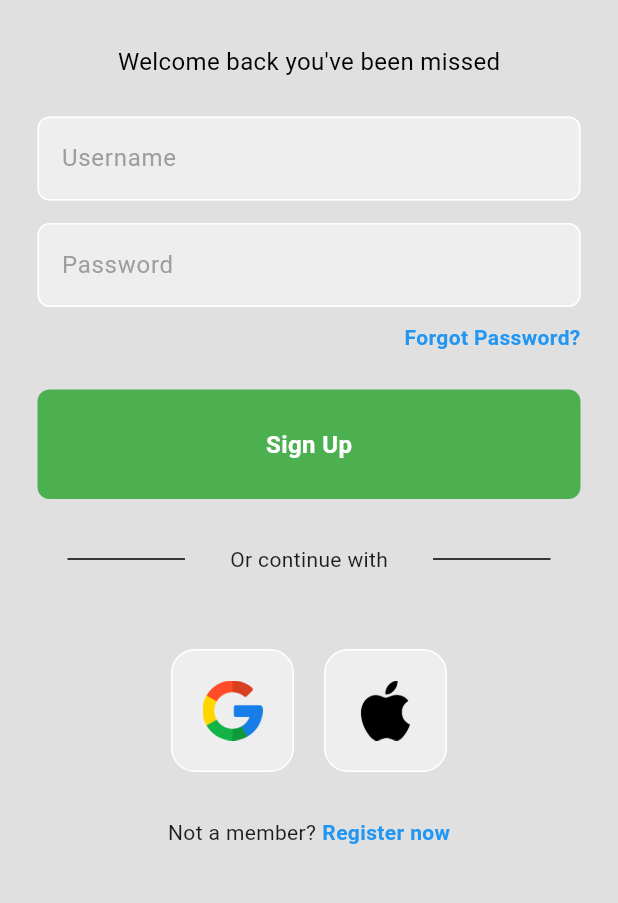
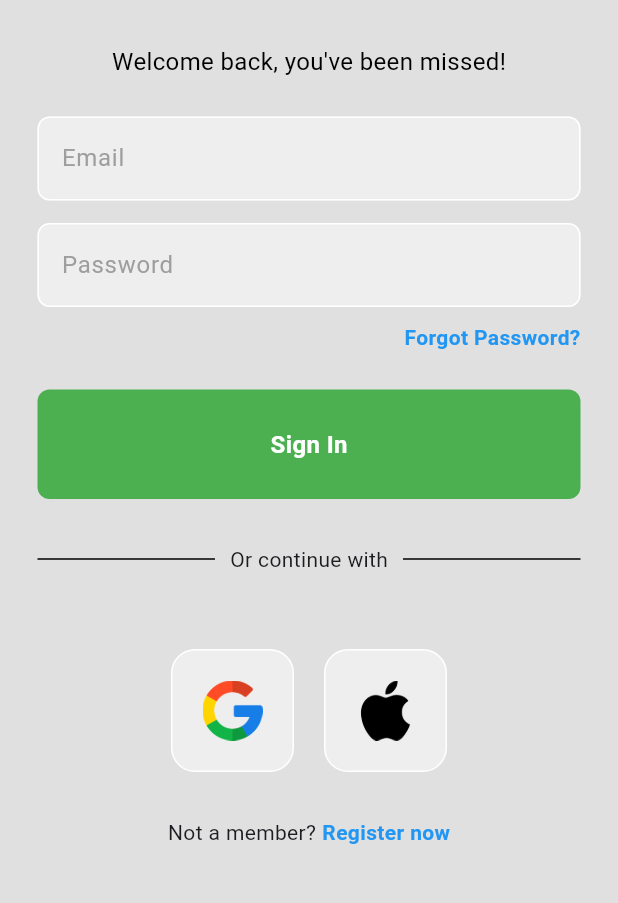
Before and after one commit to HinguralaWijesingha/Final_Project, a Flutter app: the screen it shows after launch, after a tap on "Skip", after a tap on "Let's Sign in First", on a phone screen of 412 x 824 dp, the part 275-1178 px from its top. Run offline on Flutter 3.47's test engine with Material 3 defaults, Android fonts, the phone set to English and light mode, and no system bars; our stand-ins replace firebase_auth, firebase_core, shared_preferences, smooth_page_indicator; accounts and stored records are empty; network calls fail; Roboto replaces fonts that are missing (Poppins).

Commit message:
create user sign in page and check firebase connection

```diff
--- a/lib/main.dart
+++ b/lib/main.dart
@@ -1,24 +1,24 @@
 import 'package:flutter/material.dart';
+import 'package:safe_pulse/home.dart';
 import 'package:safe_pulse/onboarding/index.dart';
-import 'package:safe_pulse/pages/login_page.dart';
+import 'package:safe_pulse/pages/check_signin_page.dart';
 import 'package:shared_preferences/shared_preferences.dart';
 import 'package:firebase_core/firebase_core.dart';
 import 'firebase_options.dart';
 
-
-void main() async{
+void main() async {
   WidgetsFlutterBinding.ensureInitialized();
   await Firebase.initializeApp(
-  options: DefaultFirebaseOptions.currentPlatform,
-);
+    options: DefaultFirebaseOptions.currentPlatform,
+  );
   final prefs = await SharedPreferences.getInstance();
   final onboarding = prefs.getBool('onboarding') ?? false;
-  runApp( MyApp( onboarding: onboarding,));
+  runApp(MyApp(onboarding: onboarding));
 }
 
 class MyApp extends StatelessWidget {
   final bool onboarding;
-  const MyApp({super.key,  this.onboarding = false});
+  const MyApp({super.key, this.onboarding = false});
 
   @override
   Widget build(BuildContext context) {
@@ -29,7 +29,10 @@ class MyApp extends StatelessWidget {
         colorScheme: ColorScheme.fromSeed(seedColor: Colors.deepPurple),
         useMaterial3: true,
       ),
-      home: onboarding ?   LoginPage() :   const OnboardingDisplay(),
+      home: onboarding ? const UserCheckPage() : const OnboardingDisplay(),
+      routes: {
+        '/new': (context) => const Home(),
+      },
     );
   }
 }
--- a/lib/onboarding/index.dart
+++ b/lib/onboarding/index.dart
@@ -97,7 +97,7 @@ Widget startButton(BuildContext context) {
         prefs.setBool('onboarding', true);
 
         if (!context.mounted) return;
-        Navigator.pushReplacement(context, MaterialPageRoute(builder: (context) =>  LoginPage()));
+        Navigator.pushReplacement(context, MaterialPageRoute(builder: (context) =>  const LoginPage()));
       },
       child: const Text("Let's Sign in First",
       style: TextStyle(color: Colors.white),),
--- a/lib/pages/login_page.dart
+++ b/lib/pages/login_page.dart
@@ -1,33 +1,74 @@
+import 'package:firebase_auth/firebase_auth.dart';
 import 'package:flutter/material.dart';
 import 'package:safe_pulse/text/button.dart';
 import 'package:safe_pulse/text/field.dart';
 import 'package:safe_pulse/text/image.dart';
 
-class LoginPage extends StatelessWidget {
-   LoginPage({super.key});
+class LoginPage extends StatefulWidget {
+  const LoginPage({super.key});
 
+  @override
+  _LoginPageState createState() => _LoginPageState();
+}
 
-  //controllers
-  final usercontroller = TextEditingController();
-  final passwordcontroller = TextEditingController();
+class _LoginPageState extends State<LoginPage> {
+  // Controllers
+  final TextEditingController userController = TextEditingController();
+  final TextEditingController passwordController = TextEditingController();
+  bool isLoading = false; // ✅ Loading state
 
+  @override
+  void initState() {
+    super.initState();
+    FirebaseAuth.instance.setLanguageCode('en'); // ✅ Set Firebase locale
+  }
 
-  //sign in
-  void userIn(){}
+  @override
+  void dispose() {
+    userController.dispose();
+    passwordController.dispose();
+    super.dispose();
+  }
+
+  // Sign in method
+  void userIn() async {
+    setState(() => isLoading = true); // Show loading indicator
+
+    try {
+      await FirebaseAuth.instance.signInWithEmailAndPassword(
+        email: userController.text.trim(),
+        password: passwordController.text.trim(),
+      );
+
+       print("User signed in successfully");
+
+      // Navigate to Home Page
+      if (mounted) {
+        Navigator.pushReplacementNamed(context, '/new');
+      }
+    } catch (e) {
+      print("Login failed: $e");
+      ScaffoldMessenger.of(context).showSnackBar(
+        const SnackBar(content: Text("Login failed")),
+      );
+    } finally {
+      setState(() => isLoading = false); // Hide loading indicator
+    }
+  }
 
   @override
   Widget build(BuildContext context) {
-    return  Scaffold(
+    return Scaffold(
       backgroundColor: Colors.grey[300],
-      body:  SafeArea(
+      body: SafeArea(
         child: Center(
+          child: SingleChildScrollView(
             child: Column(
               mainAxisAlignment: MainAxisAlignment.center,
               children: [
                 const SizedBox(height: 50),
 
-
-            //app name
+                // App name
                 const Text(
                   "Safe Pulse",
                   style: TextStyle(
@@ -40,37 +81,33 @@ class LoginPage extends StatelessWidget {
                 const SizedBox(height: 30),
 
                 const Text(
-              "Welcome back you've been missed",
+                  "Welcome back, you've been missed!",
                   style: TextStyle(
                     color: Colors.black,
                     fontSize: 16,
-              )
+                  ),
                 ),
 
                 const SizedBox(height: 25),
 
                 Field(
-              controller: usercontroller,
+                  controller: userController,
                   obscureText: false,
-              hintText: "Username",
+                  hintText: "Email",
                 ),
-
 
                 const SizedBox(height: 15),
 
                 Field(
-              controller: passwordcontroller,
+                  controller: passwordController,
                   obscureText: true,
                   hintText: "Password",
                 ),
 
-
-            //forget password
-
                 const SizedBox(height: 10),
 
                 const Padding(
-              padding:  EdgeInsets.symmetric(horizontal: 25.0),
+                  padding: EdgeInsets.symmetric(horizontal: 25.0),
                   child: Row(
                     mainAxisAlignment: MainAxisAlignment.end,
                     children: [
@@ -79,113 +116,75 @@ class LoginPage extends StatelessWidget {
                         style: TextStyle(
                           color: Colors.blue,
                           fontFamily: 'Poppins',
-                      fontWeight: FontWeight.bold
+                          fontWeight: FontWeight.bold,
                         ),
                       ),
                     ],
                   ),
                 ),
 
-
                 const SizedBox(height: 25),
 
-
-            //sign in button
-             Button(
-              onTap: userIn,
-           ),
-
-
+                // Sign in button
+                isLoading
+                    ? const CircularProgressIndicator() // ✅ Show loading indicator
+                    : Button(onTap: userIn),
 
                 const SizedBox(height: 30),
 
-           //sign in method
-
-           Padding(
-             padding: const EdgeInsets.symmetric(horizontal: 25.0),
+                // Sign in method divider
+                const Padding(
+                  padding:  EdgeInsets.symmetric(horizontal: 25.0),
                   child: Row(
                     children: [
                       Expanded(
-                  child: Container(
-                    margin: const EdgeInsets.only(left: 20, right: 20),
-                    color: Colors.black,
-                    height: 1,
+                        child: Divider(color: Colors.black),
                       ),
+                       Padding(
+                        padding: EdgeInsets.symmetric(horizontal: 10.0),
+                        child: Text("Or continue with"),
                       ),
-
-                const Padding(
-                  padding:  EdgeInsets.symmetric(horizontal: 10.0),
-                  child:  Text("Or continue with"),
-                ),
-
                       Expanded(
-                  child: Container(
-                    margin: const EdgeInsets.only(left: 20, right: 20),
-                    color: Colors.black,
-                    height: 1,
-                  ),
+                        child: Divider(color: Colors.black),
                       ),
                     ],
                   ),
                 ),
 
-
                 const SizedBox(height: 50),
 
+                // Social login buttons
                 const Row(
                   mainAxisAlignment: MainAxisAlignment.center,
                   children: [
                     ImageText(imagePath: 'assets/google.png'),
-
                     SizedBox(width: 20),
-
                     ImageText(imagePath: 'assets/apple.png'),
                   ],
                 ),
 
-
                 const SizedBox(height: 30),
 
-           //register now
+                // Register now
                 const Row(
                   mainAxisAlignment: MainAxisAlignment.center,
                   children: [
-               Text(
-                "Not a member?"
-                ),
+                    Text("Not a member?"),
                     SizedBox(width: 4),
                     Text(
                       "Register now",
                       style: TextStyle(
                         color: Colors.blue,
-                  fontWeight: FontWeight.bold
+                        fontWeight: FontWeight.bold,
                       ),
-                )
+                    ),
                   ],
-           )
-
-
-
-
-
-
-
-
-
-
-
-
-
-
-
-
-
-
-
+                ),
               ],
             ),
           ),
-    )
+        ),
+      ),
     );
   }
 }
--- a/lib/text/button.dart
+++ b/lib/text/button.dart
@@ -21,7 +21,7 @@ class Button extends StatelessWidget {
         ),
         child: const Center(
           child: Text(
-            "Sign Up",
+            "Sign In",
             style: TextStyle(
               color: Colors.white,
               fontWeight: FontWeight.bold,
```
Also changed, not shown: lib/pages/check_signin_page.dart (added, +26 -0 lines), 1 other file. Lines whose indentation alone changed are shown as unchanged.
